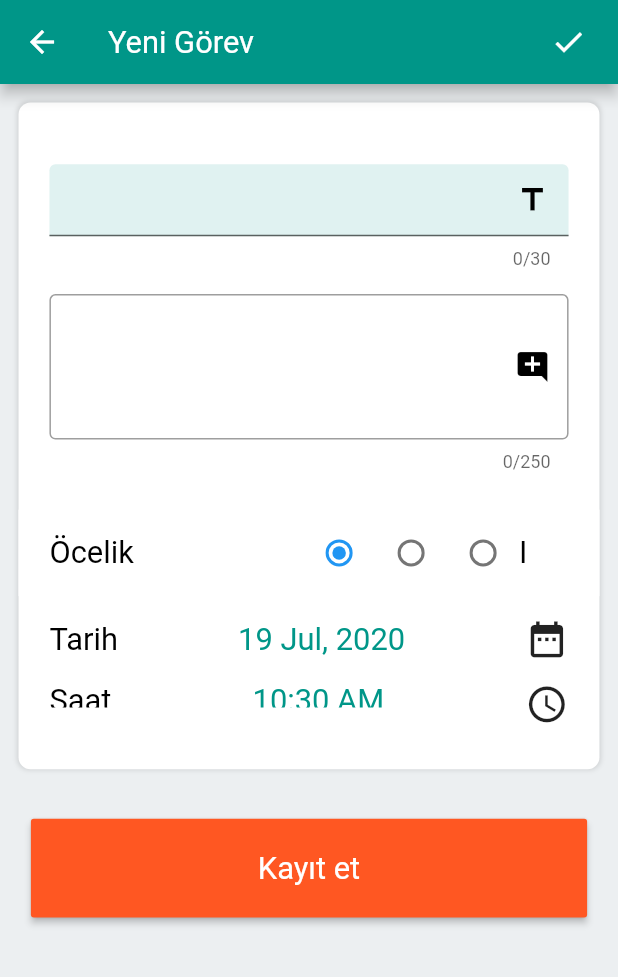
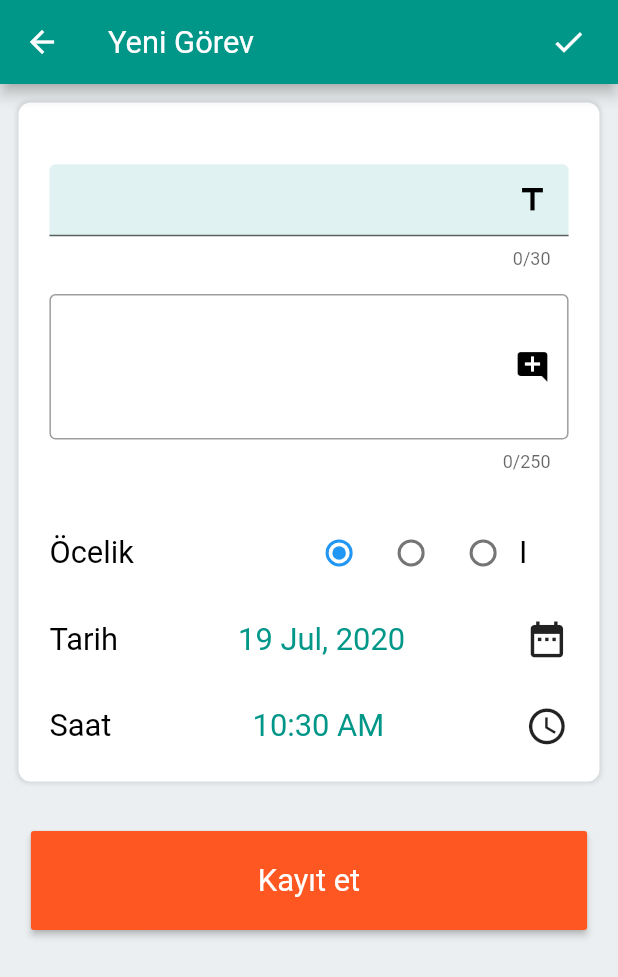
Before and after one commit to Mto292/gorev_yonetici, a Flutter app: the screen it shows after launch, after a tap on the "add" icon, on a phone screen of 412 x 824 dp. Shown: the top 977 px of the screen. Run offline on Flutter 3.47's test engine with Material 2 defaults, Android fonts, the phone set to English and light mode, and no system bars; our stand-ins replace sqflite; missing offline and left inert: dart:ffi, simple_search_bar; accounts and stored records are empty.

Commit message:
Geliştirme_İyileştirme
1)- FloatingActionButton 'a animasyon eklendi.
2)-Yeni Görev ekranında bazı ekran ölçülerinde tarih kayması düzeltildi

```diff
--- a/lib/screen/ana_sayfa.dart
+++ b/lib/screen/ana_sayfa.dart
@@ -12,9 +12,10 @@ class AnaSayfa extends StatefulWidget {
   AnaSayfaState createState() => AnaSayfaState();
 }
 
-class AnaSayfaState extends State<AnaSayfa> {
+class AnaSayfaState extends State<AnaSayfa> with TickerProviderStateMixin{
   //sqfl için nesne türetik
   DatabaseHelper databaseHelper = DatabaseHelper();
+  AnimationController animationController;
   final GlobalKey<ScaffoldState> _scaffoldKey = GlobalKey<ScaffoldState>();
 
   final AppBarController appBarController = AppBarController();
@@ -29,6 +30,19 @@ class AnaSayfaState extends State<AnaSayfa> {
   int count = 0;
 
   var searchMode = false;
+
+  @override
+  void initState() {
+    // TODO: implement initState
+    super.initState();
+    animationController = AnimationController(vsync: this,duration: Duration(milliseconds: 100),upperBound: 3.5,
+    lowerBound: 0);
+    animationController.addListener(() {
+      debugPrint(animationController.value.toString());
+      setState(() {});
+    });
+    animationController.forward();
+  }
 
   @override
   Widget build(BuildContext context) {
@@ -88,10 +102,10 @@ class AnaSayfaState extends State<AnaSayfa> {
   Widget floatingActionButton() {
     return GestureDetector(
       child: CircleAvatar(
-        radius: SizeConfig.safeBlockVertical * 3.5,
+        radius: SizeConfig.safeBlockVertical * animationController.value,
         backgroundColor: Colors.deepOrange,
         foregroundColor: Colors.white,
-        child: Icon(Icons.add),
+        child: Icon(Icons.add,size: SizeConfig.safeBlockVertical * 0.8 * animationController.value,),
       ),
       onTap: () {
         //tıklandığında gidilen ekran
--- a/lib/screen/yeni_gorev.dart
+++ b/lib/screen/yeni_gorev.dart
@@ -57,6 +57,7 @@ class YeniGorevState extends State<YeniGorev> {
         " " +
         TimeOfDay.now().period.toString().substring(10).toUpperCase();
   }
+
 
   @override
   Widget build(BuildContext context) {
@@ -205,7 +206,7 @@ class YeniGorevState extends State<YeniGorev> {
   Widget oncelikCeckbox() {
     return Container(
       color: Colors.white,
-      padding: EdgeInsets.symmetric(horizontal: SizeConfig.screenWidth * 0.05),
+      margin: EdgeInsets.symmetric(horizontal: SizeConfig.screenWidth * 0.05),
       height: SizeConfig.screenHeight * 0.07,
       child: Row(
         mainAxisAlignment: MainAxisAlignment.spaceBetween,
@@ -278,7 +279,7 @@ class YeniGorevState extends State<YeniGorev> {
   Widget tarih() {
     return InkWell(
       child: Container(
-        padding:
+        margin:
             EdgeInsets.symmetric(horizontal: SizeConfig.screenWidth * 0.05),
         height: SizeConfig.screenHeight * 0.07,
         child: Row(
@@ -317,10 +318,10 @@ class YeniGorevState extends State<YeniGorev> {
   Widget saat() {
     return InkWell(
       child: Container(
-        padding: EdgeInsets.only(
+        margin: EdgeInsets.only(
           right: SizeConfig.screenWidth * 0.05,
           left: SizeConfig.screenWidth * 0.05,
-          bottom: SizeConfig.screenHeight * 0.05,
+          bottom: SizeConfig.screenHeight * 0.01,
         ),
         height: SizeConfig.screenHeight * 0.07,
         child: Row(
```
Also changed, not shown: 1 other file.
